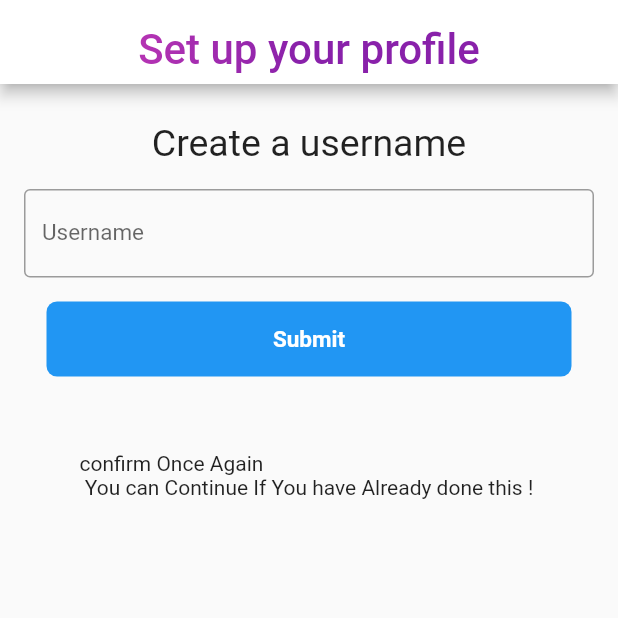
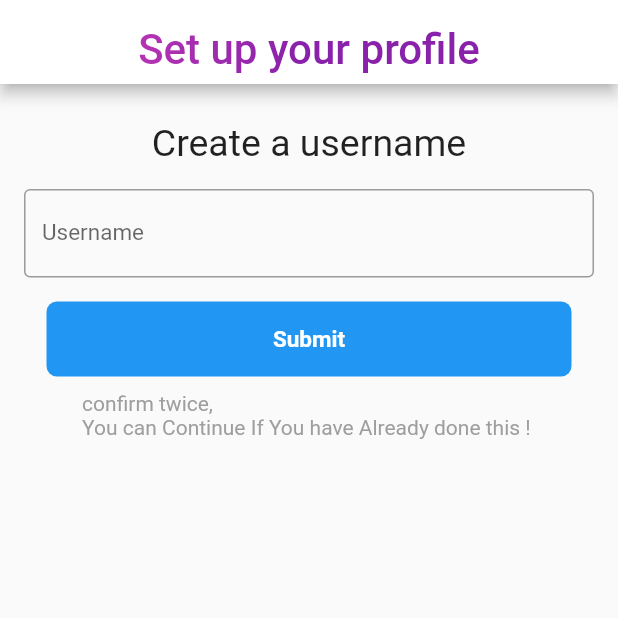
Before and after one commit to RajGorhekar/FlutterFeed, a Flutter app: the CreateAccount screen opened directly, on a phone screen of 412 x 824 dp, the top half of it. Run offline on Flutter 3.47's test engine with Material 2 defaults, Android fonts, the phone set to English and light mode, and no system bars; our stand-ins replace cached_network_image, cloud_firestore, firebase_messaging, firebase_storage, flutter_svg, geolocator and 3 more; missing offline and left inert: animator; accounts and stored records are empty.

```diff
--- a/lib/pages/comments.dart
+++ b/lib/pages/comments.dart
@@ -50,6 +50,7 @@ class CommentsState extends State<Comments> {
   }
 
   addComment() async {
+    FocusScope.of(context).requestFocus(new FocusNode());
     if(commentController.text.trim()!='' || commentController.text.isNotEmpty){
       commentsRef.document(postId).collection('comments').add({
       "username": currentUser.username,
--- a/lib/pages/create_account.dart
+++ b/lib/pages/create_account.dart
@@ -89,8 +89,8 @@ class _CreateAccountState extends State<CreateAccount> {
                     ),
                   ),
                 ),
-                SizedBox(height : 50),
-                Text('confirm Once Again \n You can Continue If You have Already done this ! ')
+                SizedBox(height : 10),
+                Text('confirm twice,  \nYou can Continue If You have Already done this ! ',style: TextStyle(color: Colors.grey),)
               ],
             ),
           )
```
Also changed, not shown: 16 other files.
